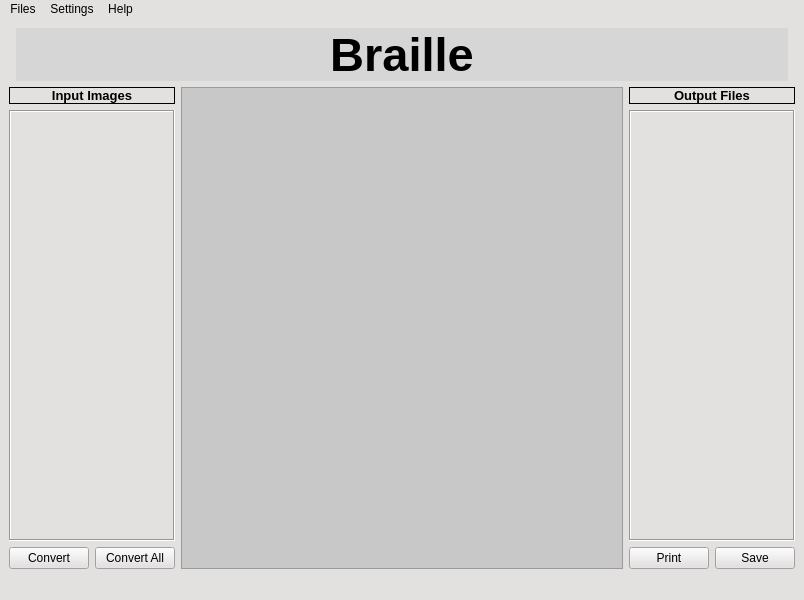
This is mainwindow.ui in sadikul1500/bangla-braille-to-text-translator as Qt 5 draws it before an edit. The edited form follows.
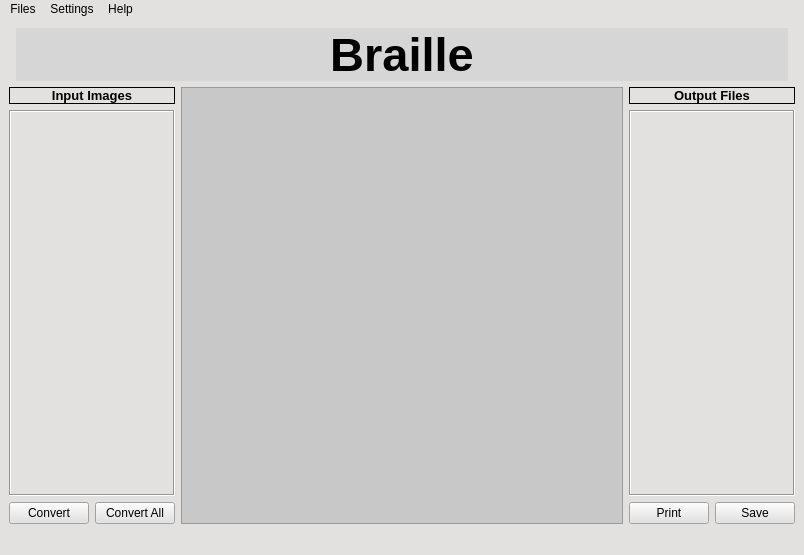
This is the edited form. Icons and pictures are not drawn. Custom widgets are drawn as their Qt base class.

```diff
--- a/mainwindow.ui
+++ b/mainwindow.ui
@@ -7,7 +7,7 @@
     <x>0</x>
     <y>0</y>
     <width>804</width>
-    <height>600</height>
+    <height>555</height>
    </rect>
   </property>
   <property name="windowTitle">
@@ -221,8 +221,8 @@
           <widget class="QWidget" name="scrollAreaWidgetContents">
            <property name="geometry">
             <rect>
-             <x>2</x>
-             <y>16</y>
+             <x>0</x>
+             <y>0</y>
              <width>248</width>
              <height>408</height>
             </rect>
```
Left out of the diff: 3 changed lines with no effect on the pictures.
